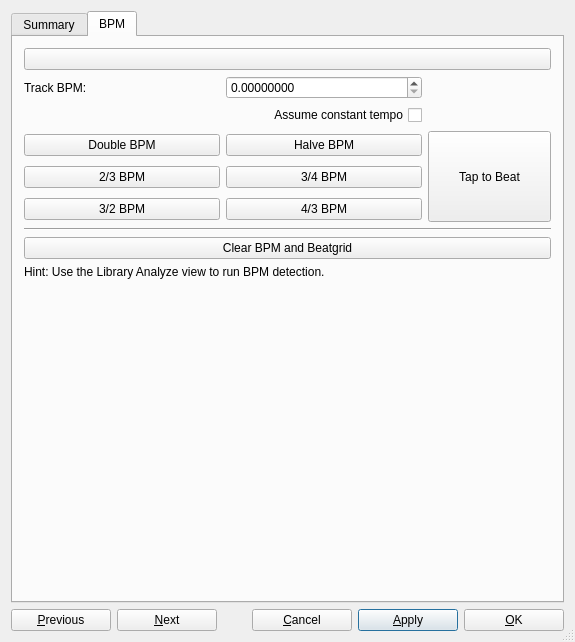
mixxxdj/mixxx, file src/library/dlgtrackinfo.ui: the form before one commit.
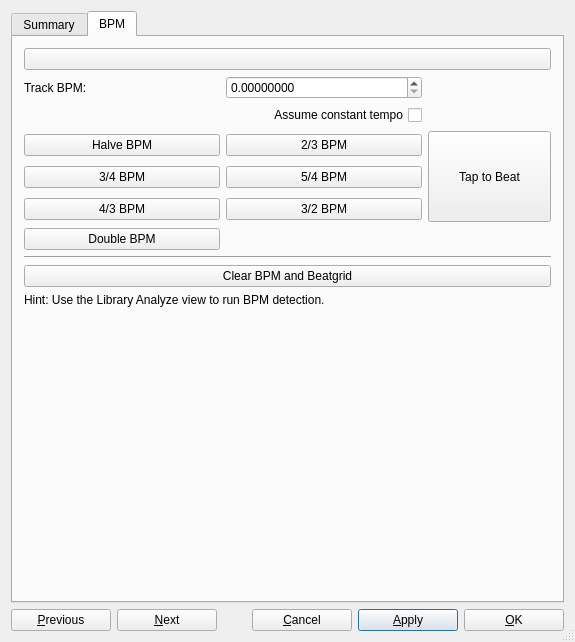
The form after the commit. The open tabs and pages were chosen to show the change.

What changed in the file:
```diff
--- a/src/library/dlgtrackinfo.ui
+++ b/src/library/dlgtrackinfo.ui
@@ -782,22 +782,6 @@
             </widget>
            </item>
            <item row="2" column="0">
-            <widget class="QPushButton" name="bpmDouble">
-             <property name="minimumSize">
-              <size>
-               <width>125</width>
-               <height>0</height>
-              </size>
-             </property>
-             <property name="toolTip">
-              <string>Sets the BPM to 200% of the current value.</string>
-             </property>
-             <property name="text">
-              <string>Double BPM</string>
-             </property>
-            </widget>
-           </item>
-           <item row="2" column="1">
             <widget class="QPushButton" name="bpmHalve">
              <property name="minimumSize">
               <size>
@@ -813,7 +797,7 @@
              </property>
             </widget>
            </item>
-           <item row="3" column="0">
+           <item row="2" column="1">
             <widget class="QPushButton" name="bpmTwoThirds">
              <property name="minimumSize">
               <size>
@@ -829,8 +813,8 @@
              </property>
             </widget>
            </item>
-           <item row="3" column="1">
-            <widget class="QPushButton" name="bpmThreeFourth">
+           <item row="3" column="0">
+            <widget class="QPushButton" name="bpmThreeFourths">
              <property name="minimumSize">
               <size>
                <width>125</width>
@@ -845,23 +829,23 @@
              </property>
             </widget>
            </item>
+           <item row="3" column="1">
+            <widget class="QPushButton" name="bpmFiveFourths">
+             <property name="minimumSize">
+              <size>
+               <width>125</width>
+               <height>0</height>
+              </size>
+             </property>
+             <property name="toolTip">
+              <string>Sets the BPM to 125% of the current value.</string>
+             </property>
+             <property name="text">
+              <string>5/4 BPM</string>
+             </property>
+            </widget>
+           </item>
            <item row="4" column="0">
-            <widget class="QPushButton" name="bpmThreeHalves">
-             <property name="minimumSize">
-              <size>
-               <width>125</width>
-               <height>0</height>
-              </size>
-             </property>
-             <property name="toolTip">
-              <string>Sets the BPM to 150% of the current value.</string>
-             </property>
-             <property name="text">
-              <string>3/2 BPM</string>
-             </property>
-            </widget>
-           </item>
-           <item row="4" column="1">
             <widget class="QPushButton" name="bpmFourThirds">
              <property name="minimumSize">
               <size>
@@ -877,6 +861,38 @@
              </property>
             </widget>
            </item>
+           <item row="4" column="1">
+            <widget class="QPushButton" name="bpmThreeHalves">
+             <property name="minimumSize">
+              <size>
+               <width>125</width>
+               <height>0</height>
+              </size>
+             </property>
+             <property name="toolTip">
+              <string>Sets the BPM to 150% of the current value.</string>
+             </property>
+             <property name="text">
+              <string>3/2 BPM</string>
+             </property>
+            </widget>
+           </item>
+           <item row="5" column="0">
+            <widget class="QPushButton" name="bpmDouble">
+             <property name="minimumSize">
+              <size>
+               <width>125</width>
+               <height>0</height>
+              </size>
+             </property>
+             <property name="toolTip">
+              <string>Sets the BPM to 200% of the current value.</string>
+             </property>
+             <property name="text">
+              <string>Double BPM</string>
+             </property>
+            </widget>
+           </item>
            <item row="2" column="2" rowspan="3">
             <widget class="QPushButton" name="bpmTap">
              <property name="minimumSize">
```
Left out of the diff: 5 changed lines with no effect on the pictures.
